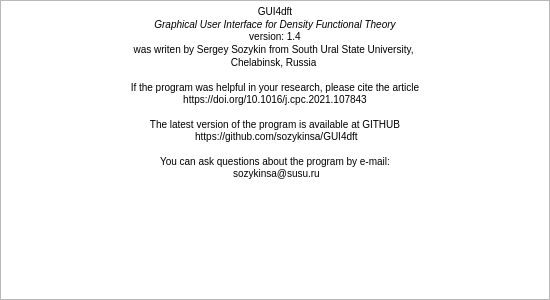
The window that src/src_gui4dft/ui/about.ui (sozykinsa/GUI4dft) describes before a commit, drawn with Qt 5.
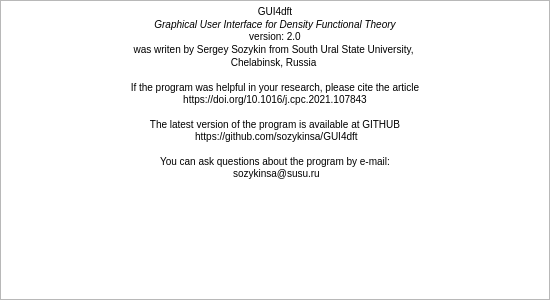
The same window after the commit.

The edit to the form file:
```diff
--- a/src/src_gui4dft/ui/about.ui
+++ b/src/src_gui4dft/ui/about.ui
@@ -36,16 +36,19 @@
    </property>
    <property name="html">
     <string>&lt;!DOCTYPE HTML PUBLIC &quot;-//W3C//DTD HTML 4.0//EN&quot; &quot;http://www.w3.org/TR/REC-html40/strict.dtd&quot;&gt;
-&lt;html&gt;&lt;head&gt;&lt;meta name=&quot;qrichtext&quot; content=&quot;1&quot; /&gt;&lt;style type=&quot;text/css&quot;&gt;
+&lt;html&gt;&lt;head&gt;&lt;meta name=&quot;qrichtext&quot; content=&quot;1&quot; /&gt;&lt;meta charset=&quot;utf-8&quot; /&gt;&lt;style type=&quot;text/css&quot;&gt;
 p, li { white-space: pre-wrap; }
-&lt;/style&gt;&lt;/head&gt;&lt;body style=&quot; font-family:'MS Shell Dlg 2'; font-size:7.8pt; font-weight:400; font-style:normal;&quot;&gt;
-&lt;p align=&quot;center&quot; style=&quot; margin-top:0px; margin-bottom:0px; margin-left:0px; margin-right:0px; -qt-block-indent:0; text-indent:0px;&quot;&gt;GUI4dft&lt;/p&gt;
-&lt;p align=&quot;center&quot; style=&quot; margin-top:0px; margin-bottom:0px; margin-left:0px; margin-right:0px; -qt-block-indent:0; text-indent:0px;&quot;&gt;&lt;span style=&quot; font-style:italic;&quot;&gt;Graphical User Interface for Density Functional Theory&lt;/span&gt;&lt;br /&gt;version: 1.4&lt;/p&gt;
-&lt;p align=&quot;center&quot; style=&quot; margin-top:0px; margin-bottom:0px; margin-left:0px; margin-right:0px; -qt-block-indent:0; text-indent:0px;&quot;&gt;was writen by Sergey Sozykin from South Ural State University, &lt;/p&gt;
-&lt;p align=&quot;center&quot; style=&quot; margin-top:0px; margin-bottom:0px; margin-left:0px; margin-right:0px; -qt-block-indent:0; text-indent:0px;&quot;&gt;Chelabinsk, Russia &lt;/p&gt;
-&lt;p align=&quot;center&quot; style=&quot; margin-top:12px; margin-bottom:12px; margin-left:0px; margin-right:0px; -qt-block-indent:0; text-indent:0px;&quot;&gt;If the program was helpful in your research, please cite the article &lt;br /&gt;https://doi.org/10.1016/j.cpc.2021.107843&lt;/p&gt;
-&lt;p align=&quot;center&quot; style=&quot; margin-top:12px; margin-bottom:12px; margin-left:0px; margin-right:0px; -qt-block-indent:0; text-indent:0px;&quot;&gt;The latest version of the program is available at GITHUB&lt;br /&gt; https://github.com/sozykinsa/GUI4dft&lt;/p&gt;
-&lt;p align=&quot;center&quot; style=&quot; margin-top:12px; margin-bottom:12px; margin-left:0px; margin-right:0px; -qt-block-indent:0; text-indent:0px;&quot;&gt;You can ask questions about the program by e-mail:&lt;br /&gt; sozykinsa@susu.ru&lt;/p&gt;&lt;/body&gt;&lt;/html&gt;</string>
+hr { height: 1px; border-width: 0; }
+li.unchecked::marker { content: &quot;\2610&quot;; }
+li.checked::marker { content: &quot;\2612&quot;; }
+&lt;/style&gt;&lt;/head&gt;&lt;body style=&quot; font-family:'Segoe UI'; font-size:9pt; font-weight:400; font-style:normal;&quot;&gt;
+&lt;p align=&quot;center&quot; style=&quot; margin-top:0px; margin-bottom:0px; margin-left:0px; margin-right:0px; -qt-block-indent:0; text-indent:0px;&quot;&gt;&lt;span style=&quot; font-family:'MS Shell Dlg 2'; font-size:7.8pt;&quot;&gt;GUI4dft&lt;/span&gt;&lt;/p&gt;
+&lt;p align=&quot;center&quot; style=&quot; margin-top:0px; margin-bottom:0px; margin-left:0px; margin-right:0px; -qt-block-indent:0; text-indent:0px;&quot;&gt;&lt;span style=&quot; font-family:'MS Shell Dlg 2'; font-size:7.8pt; font-style:italic;&quot;&gt;Graphical User Interface for Density Functional Theory&lt;/span&gt;&lt;span style=&quot; font-family:'MS Shell Dlg 2'; font-size:7.8pt;&quot;&gt;&lt;br /&gt;version: 2.0&lt;/span&gt;&lt;/p&gt;
+&lt;p align=&quot;center&quot; style=&quot; margin-top:0px; margin-bottom:0px; margin-left:0px; margin-right:0px; -qt-block-indent:0; text-indent:0px;&quot;&gt;&lt;span style=&quot; font-family:'MS Shell Dlg 2'; font-size:7.8pt;&quot;&gt;was writen by Sergey Sozykin from South Ural State University, &lt;/span&gt;&lt;/p&gt;
+&lt;p align=&quot;center&quot; style=&quot; margin-top:0px; margin-bottom:0px; margin-left:0px; margin-right:0px; -qt-block-indent:0; text-indent:0px;&quot;&gt;&lt;span style=&quot; font-family:'MS Shell Dlg 2'; font-size:7.8pt;&quot;&gt;Chelabinsk, Russia &lt;/span&gt;&lt;/p&gt;
+&lt;p align=&quot;center&quot; style=&quot; margin-top:12px; margin-bottom:12px; margin-left:0px; margin-right:0px; -qt-block-indent:0; text-indent:0px;&quot;&gt;&lt;span style=&quot; font-family:'MS Shell Dlg 2'; font-size:7.8pt;&quot;&gt;If the program was helpful in your research, please cite the article &lt;br /&gt;https://doi.org/10.1016/j.cpc.2021.107843&lt;/span&gt;&lt;/p&gt;
+&lt;p align=&quot;center&quot; style=&quot; margin-top:12px; margin-bottom:12px; margin-left:0px; margin-right:0px; -qt-block-indent:0; text-indent:0px;&quot;&gt;&lt;span style=&quot; font-family:'MS Shell Dlg 2'; font-size:7.8pt;&quot;&gt;The latest version of the program is available at GITHUB&lt;br /&gt; https://github.com/sozykinsa/GUI4dft&lt;/span&gt;&lt;/p&gt;
+&lt;p align=&quot;center&quot; style=&quot; margin-top:12px; margin-bottom:12px; margin-left:0px; margin-right:0px; -qt-block-indent:0; text-indent:0px;&quot;&gt;&lt;span style=&quot; font-family:'MS Shell Dlg 2'; font-size:7.8pt;&quot;&gt;You can ask questions about the program by e-mail:&lt;br /&gt; sozykinsa@susu.ru&lt;/span&gt;&lt;/p&gt;&lt;/body&gt;&lt;/html&gt;</string>
    </property>
   </widget>
  </widget>
```
